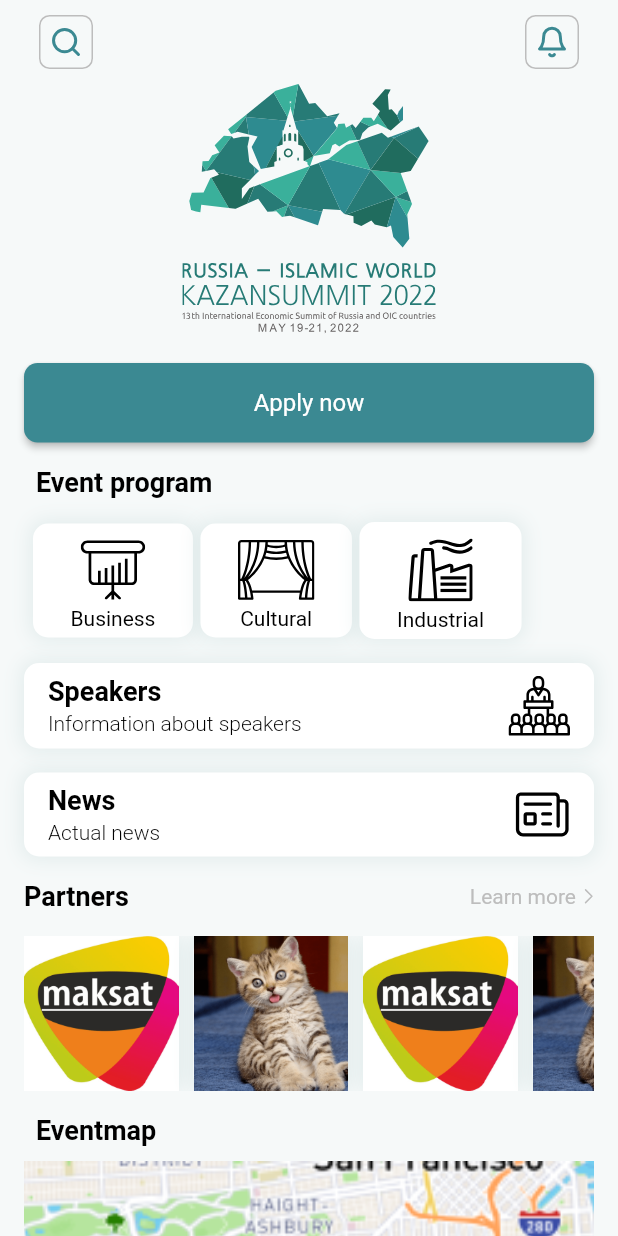
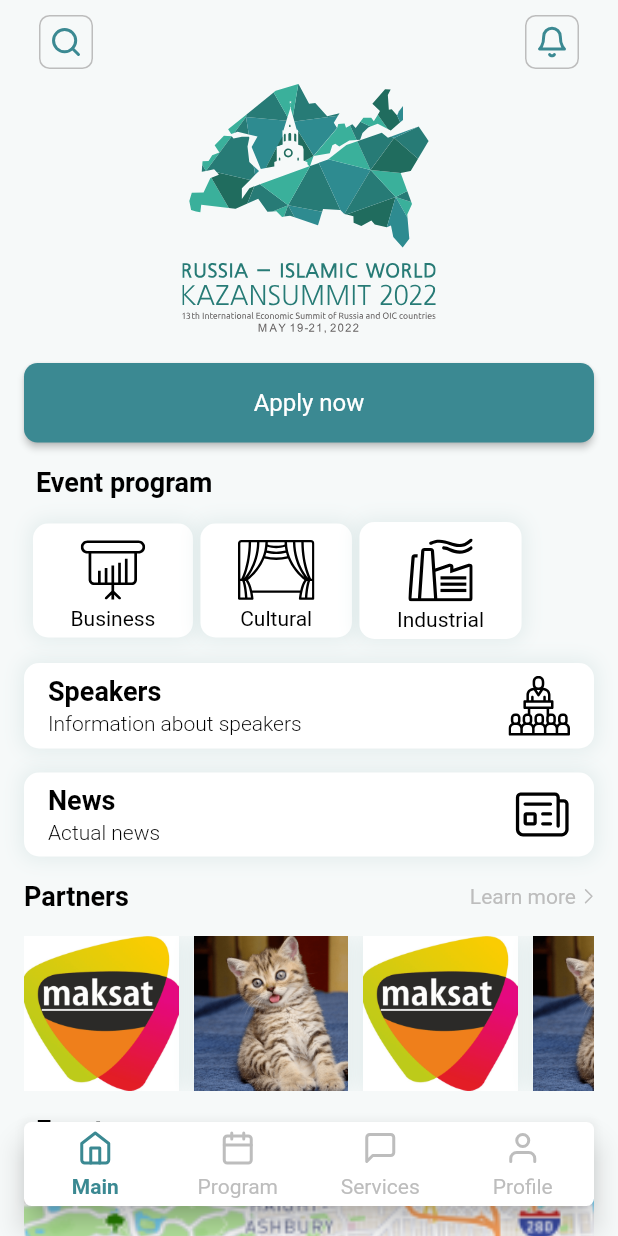
Before and after one commit to smarthousetest/ks, a Flutter app: the screen it shows after launch, on a phone screen of 412 x 824 dp. Run offline on Flutter 3.47's test engine with Material 2 defaults, Android fonts, the light colour scheme and no system bars; drawn by our look-alikes of custom_navigation_bar; our stand-ins replace flutter_bloc, flutter_svg, get_it; generated files the repository leaves out were written again; Roboto replaces fonts that are missing (Ubuntu).

Commit message:
Меню переходов

```diff
--- /dev/null
+++ b/lib/cubit/locator_services.dart
@@ -0,0 +1,8 @@
+import 'package:get_it/get_it.dart';
+import 'package:kazansummit/cubit/state.dart';
+
+final sl = GetIt.instance;
+
+Future<void> init() async {
+  sl.registerFactory(() => BottomNavigationControllerSelect());
+}
--- /dev/null
+++ b/lib/cubit/state.dart
@@ -0,0 +1,9 @@
+import 'package:flutter_bloc/flutter_bloc.dart';
+
+class BottomNavigationControllerSelect extends Cubit<int> {
+  BottomNavigationControllerSelect() : super(0);
+
+  void select(int index) {
+    emit(index);
+  }
+}
--- a/lib/l10n/app_en.arb
+++ b/lib/l10n/app_en.arb
@@ -16,6 +16,10 @@
 "contacts":"Contacts",
 "helpfulinformation":"Helpful information",
 "learnmore":"Learn more",
+"main":"Main",
+"program":"Program",
+"services":"Services",
+"profile":"Profile",
     "hello": "Hello {username}",
     "@hello": {
       "description": "A welcome message",
--- a/lib/l10n/app_ru.arb
+++ b/lib/l10n/app_ru.arb
@@ -15,5 +15,9 @@
 "transportschedule":"Расписание транспорта мероприятия",
 "contacts":"Контакты",
 "helpfulinformation":"Полезная информация",
-"learnmore":"Узнать больше"
+"learnmore":"Узнать больше",
+"main":"Главная",
+"program":"Расписание",
+"services":"Сервисы",
+"profile":"Профиль"
 }
--- a/lib/main.dart
+++ b/lib/main.dart
@@ -1,10 +1,21 @@
 import 'package:flutter/material.dart';
+import 'package:flutter/services.dart';
+import 'package:flutter_bloc/flutter_bloc.dart';
+import 'package:kazansummit/cubit/locator_services.dart';
 import 'package:kazansummit/screens/main_page.dart';
 import 'package:kazansummit/screens/management.dart';
+import 'package:kazansummit/utils/constants.dart';
+import 'cubit/state.dart';
 import 'utils/theme.dart';
 import 'package:flutter_gen/gen_l10n/app_localizations.dart';
+import 'package:kazansummit/cubit/locator_services.dart' as servic;
 
-void main() {
+void main() async {
+  SystemChrome.setSystemUIOverlayStyle(SystemUiOverlayStyle(
+    statusBarColor: kPrimaryColor,
+    statusBarIconBrightness: Brightness.dark,
+  ));
+  await servic.init();
   runApp(const MyApp());
 }
 
@@ -17,13 +28,19 @@
 class _MyAppState extends State<MyApp> {
   @override
   Widget build(BuildContext context) {
-    return MaterialApp(
+    return MultiBlocProvider(
+      providers: [
+        BlocProvider<BottomNavigationControllerSelect>(
+            create: (context) => sl<BottomNavigationControllerSelect>()),
+      ],
+      child: MaterialApp(
         debugShowCheckedModeBanner: false,
         title: 'KS',
         theme: theme(),
         localizationsDelegates: AppLocalizations.localizationsDelegates,
         supportedLocales: AppLocalizations.supportedLocales,
         home: Management(),
+      ),
     );
   }
 }
--- a/lib/screens/main_page.dart
+++ b/lib/screens/main_page.dart
@@ -33,11 +33,8 @@
                       ],
                     ),
                     Center(
-                      child: Expanded(
-                        flex: 1,
-                        child: SvgPicture.asset(
-                          "assets/images/logoen.svg",
-                        ),
+                      child: SvgPicture.asset(
+                        "assets/images/logoen.svg",
                       ),
                     ),
                   ],
@@ -412,7 +409,8 @@
                     )
                   ],
                 ),
-              )
+              ),
+              SizedBox(height: 16),
             ],
           ),
         ),
--- a/lib/screens/management.dart
+++ b/lib/screens/management.dart
@@ -1,15 +1,115 @@
-import 'dart:io';
 import 'package:flutter/material.dart';
+import 'package:flutter_bloc/flutter_bloc.dart';
 import 'package:flutter_svg/flutter_svg.dart';
+import 'package:kazansummit/cubit/state.dart';
 import 'package:kazansummit/screens/main_page.dart';
+import 'package:custom_navigation_bar/custom_navigation_bar.dart';
+import 'package:kazansummit/screens/schedule_page.dart';
+import 'package:kazansummit/utils/constants.dart';
+import 'package:flutter_gen/gen_l10n/app_localizations.dart';
+
+final List<Widget> _widgetOptions = <Widget>[MainPage(), SchedulePage()];
 
 class Management extends StatelessWidget {
   const Management({Key? key}) : super(key: key);
-
   @override
   Widget build(BuildContext context) {
-    return Scaffold(
-      body: MainPage(),
-    );
+    return BlocBuilder<BottomNavigationControllerSelect, int>(
+        builder: (context, select) => Scaffold(
+              extendBody: true,
+              body: _widgetOptions.elementAt(select),
+              bottomNavigationBar: Container(
+                margin: EdgeInsets.only(bottom: 20),
+                child: CustomNavigationBar(
+                    iconSize: 30.0,
+                    opacity: 0.0,
+                    borderRadius: Radius.circular(5),
+                    selectedColor: Color(0xFF3B8992),
+                    strokeColor: Color(0xFF3B8992),
+                    unSelectedColor: Color(0xFFBDBDBD),
+                    backgroundColor: Colors.white,
+                    items: [
+                      CustomNavigationBarItem(
+                        title: Text(
+                          "${AppLocalizations.of(context)?.main}",
+                          style: TextStyle(
+                              color: select == 0
+                                  ? Color(0xFF3B8992)
+                                  : Color(0xFFBDBDBD),
+                              fontWeight: select == 0
+                                  ? FontWeight.w700
+                                  : FontWeight.w400),
+                        ),
+                        icon: SvgPicture.asset(
+                          "assets/icons/home.svg",
+                          color: select == 0
+                              ? Color(0xFF3B8992)
+                              : Color(0xFFBDBDBD),
+                        ),
+                      ),
+                      CustomNavigationBarItem(
+                        title: Text(
+                          "${AppLocalizations.of(context)?.program}",
+                          style: TextStyle(
+                              color: select == 1
+                                  ? Color(0xFF3B8992)
+                                  : Color(0xFFBDBDBD),
+                              fontWeight: select == 1
+                                  ? FontWeight.w700
+                                  : FontWeight.w400),
+                        ),
+                        icon: SvgPicture.asset(
+                          "assets/icons/calendar.svg",
+                          color: select == 1
+                              ? Color(0xFF3B8992)
+                              : Color(0xFFBDBDBD),
+                        ),
+                      ),
+                      CustomNavigationBarItem(
+                        title: Text(
+                          "${AppLocalizations.of(context)?.services}",
+                          style: TextStyle(
+                              color: select == 2
+                                  ? Color(0xFF3B8992)
+                                  : Color(0xFFBDBDBD),
+                              fontWeight: select == 2
+                                  ? FontWeight.w700
+                                  : FontWeight.w400),
+                        ),
+                        icon: SvgPicture.asset(
+                          "assets/icons/square.svg",
+                          color: select == 2
+                              ? Color(0xFF3B8992)
+                              : Color(0xFFBDBDBD),
+                        ),
+                      ),
+                      CustomNavigationBarItem(
+                        title: Text(
+                          "${AppLocalizations.of(context)?.profile}",
+                          style: TextStyle(
+                              color: select == 3
+                                  ? Color(0xFF3B8992)
+                                  : Color(0xFFBDBDBD),
+                              fontWeight: select == 3
+                                  ? FontWeight.w700
+                                  : FontWeight.w400),
+                        ),
+                        icon: SvgPicture.asset(
+                          "assets/icons/user.svg",
+                          color: select == 3
+                              ? Color(0xFF3B8992)
+                              : Color(0xFFBDBDBD),
+                        ),
+                      ),
+                    ],
+                    isFloating: true,
+                    currentIndex: select,
+                    onTap: (index) {
+                      context
+                          .read<BottomNavigationControllerSelect>()
+                          .select(index);
+                    }),
+              ),
+            ));
   }
 }
--- /dev/null
+++ b/lib/screens/schedule_page.dart
@@ -0,0 +1,16 @@
+import 'package:flutter/material.dart';
+
+class SchedulePage extends StatelessWidget {
+  const SchedulePage({Key? key}) : super(key: key);
+
+  @override
+  Widget build(BuildContext context) {
+    return SafeArea(
+      child: Center(
+        child: Container(
+          child: Text("2 страница"),
+        ),
+      ),
+    );
+  }
+}
```
Also changed, not shown: pubspec.yaml (+7 -0 lines), assets/icons/calendar.svg (added), assets/icons/home.svg (added), assets/icons/square.svg (added), assets/icons/user.svg (added), lib/cubit/cubit.dart (added), pubspec.lock. Lines whose indentation alone changed are shown as unchanged.
